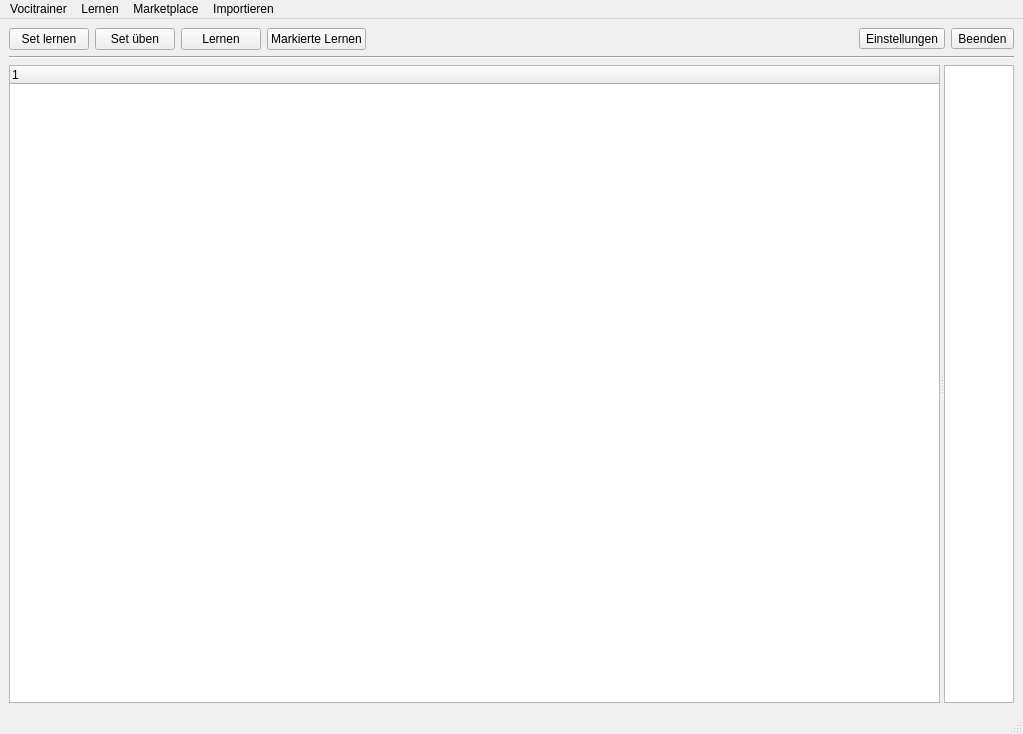
The window that Client/res/hauptfenster.ui (samuelx12/Vocitrainer) describes before a commit, drawn with Qt 5.
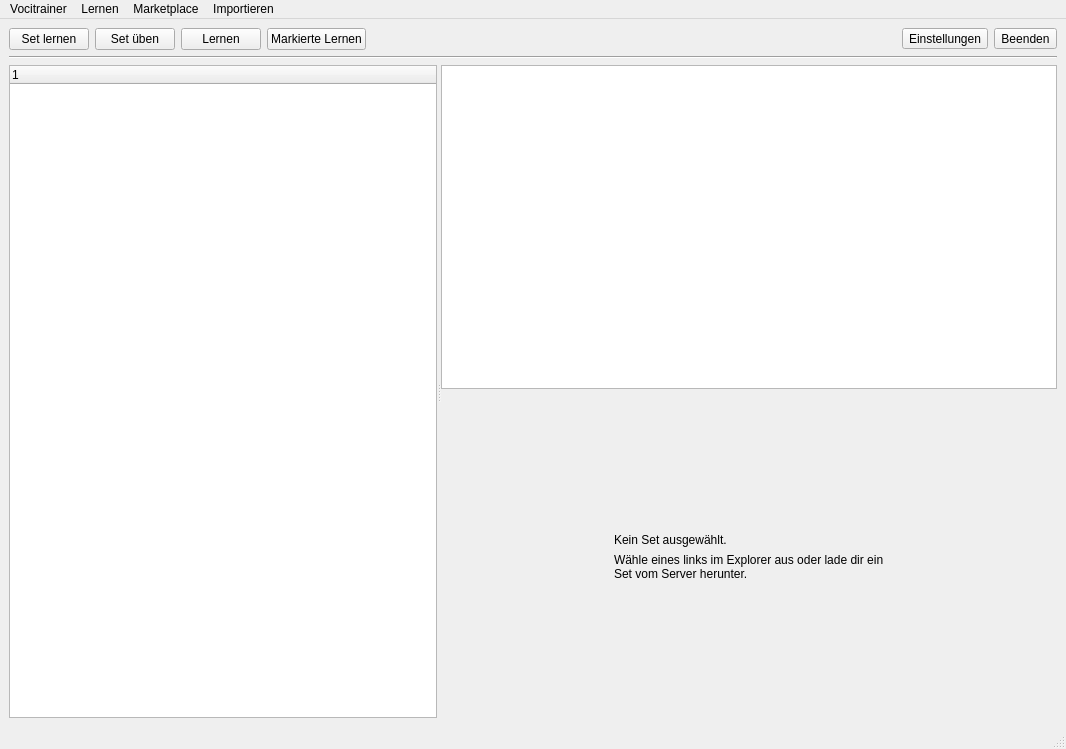
The same window after the commit. Icons and pictures are not drawn.

Diff of the .ui file:
```diff
--- a/Client/res/hauptfenster.ui
+++ b/Client/res/hauptfenster.ui
@@ -6,8 +6,8 @@
    <rect>
     <x>0</x>
     <y>0</y>
-    <width>1023</width>
-    <height>734</height>
+    <width>1066</width>
+    <height>749</height>
    </rect>
   </property>
   <property name="windowTitle">
@@ -217,6 +217,9 @@
         </property>
        </column>
       </widget>
+      <widget class="QWidget" name="layoutWidget">
+       <layout class="QVBoxLayout" name="verticalLayout_4">
+        <item>
       <widget class="QTableView" name="tbv_Liste">
        <property name="styleSheet">
         <string notr="true">selection-background-color: rgb(201, 220, 225);
@@ -235,6 +238,94 @@
         <bool>false</bool>
        </attribute>
       </widget>
+        </item>
+        <item>
+         <widget class="QFrame" name="frame_nichtsAngezeigt">
+          <property name="frameShape">
+           <enum>QFrame::NoFrame</enum>
+          </property>
+          <property name="frameShadow">
+           <enum>QFrame::Raised</enum>
+          </property>
+          <layout class="QHBoxLayout" name="horizontalLayout_2">
+           <item>
+            <spacer name="horizontalSpacer">
+             <property name="orientation">
+              <enum>Qt::Horizontal</enum>
+             </property>
+             <property name="sizeHint" stdset="0">
+              <size>
+               <width>40</width>
+               <height>20</height>
+              </size>
+             </property>
+            </spacer>
+           </item>
+           <item>
+            <layout class="QVBoxLayout" name="verticalLayout_5">
+             <item>
+              <spacer name="verticalSpacer_3">
+               <property name="orientation">
+                <enum>Qt::Vertical</enum>
+               </property>
+               <property name="sizeHint" stdset="0">
+                <size>
+                 <width>20</width>
+                 <height>40</height>
+                </size>
+               </property>
+              </spacer>
+             </item>
+             <item>
+              <widget class="QLabel" name="lbl_nichtsAngezeigt1">
+               <property name="text">
+                <string>Kein Set ausgewählt.</string>
+               </property>
+              </widget>
+             </item>
+             <item>
+              <widget class="QLabel" name="lbl_nichtsAngezeigt2">
+               <property name="text">
+                <string>Wähle eines links im Explorer aus oder lade dir ein Set vom Server herunter.</string>
+               </property>
+               <property name="wordWrap">
+                <bool>true</bool>
+               </property>
+              </widget>
+             </item>
+             <item>
+              <spacer name="verticalSpacer_4">
+               <property name="orientation">
+                <enum>Qt::Vertical</enum>
+               </property>
+               <property name="sizeHint" stdset="0">
+                <size>
+                 <width>20</width>
+                 <height>40</height>
+                </size>
+               </property>
+              </spacer>
+             </item>
+            </layout>
+           </item>
+           <item>
+            <spacer name="horizontalSpacer_2">
+             <property name="orientation">
+              <enum>Qt::Horizontal</enum>
+             </property>
+             <property name="sizeHint" stdset="0">
+              <size>
+               <width>40</width>
+               <height>20</height>
+              </size>
+             </property>
+            </spacer>
+           </item>
+          </layout>
+         </widget>
+        </item>
+       </layout>
+      </widget>
      </widget>
     </item>
    </layout>
@@ -244,7 +335,7 @@
     <rect>
      <x>0</x>
      <y>0</y>
-     <width>1023</width>
+     <width>1066</width>
      <height>26</height>
     </rect>
    </property>
```
Lines whose indentation alone changed are shown as unchanged.
